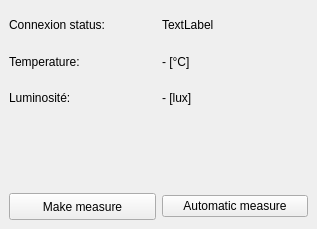
Qt form src_lab1/RESTClient/mainwindow.ui (wheelin/iot_src_report) before a commit.
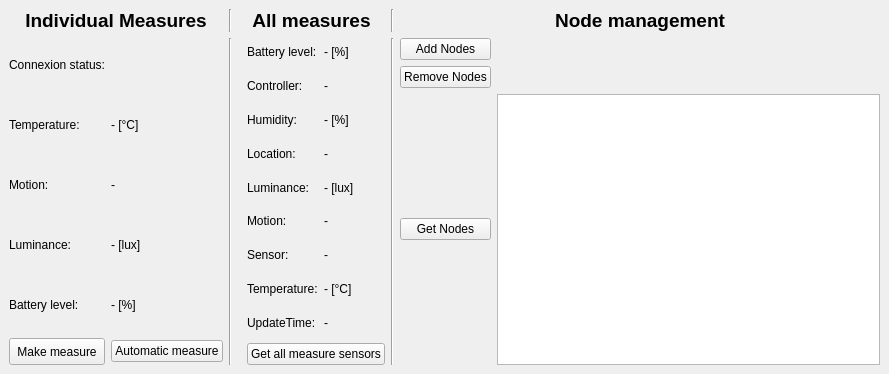
The same form after that commit.

Patch:
```diff
--- a/src_lab1/RESTClient/mainwindow.ui
+++ b/src_lab1/RESTClient/mainwindow.ui
@@ -6,8 +6,8 @@
    <rect>
     <x>0</x>
     <y>0</y>
-    <width>317</width>
-    <height>229</height>
+    <width>889</width>
+    <height>374</height>
    </rect>
   </property>
   <property name="windowTitle">
@@ -15,82 +15,379 @@
   </property>
   <widget class="QWidget" name="centralwidget">
    <layout class="QGridLayout" name="gridLayout">
-    <item row="2" column="0">
-     <widget class="QLabel" name="label_2">
-      <property name="text">
-       <string>Temperature:</string>
-      </property>
-     </widget>
+    <item row="1" column="4">
+     <layout class="QGridLayout" name="gridLayout_2">
+      <item row="0" column="0">
+       <widget class="QPushButton" name="btAddNodes">
+        <property name="text">
+         <string>Add Nodes</string>
+        </property>
+       </widget>
+      </item>
+      <item row="1" column="0">
+       <widget class="QPushButton" name="btRemoveNodes">
+        <property name="text">
+         <string>Remove Nodes</string>
+        </property>
+       </widget>
+      </item>
+      <item row="2" column="0">
+       <widget class="QPushButton" name="btGetNodes">
+        <property name="text">
+         <string>Get Nodes</string>
+        </property>
+       </widget>
+      </item>
+      <item row="0" column="1">
+       <widget class="QLabel" name="statusAdd3">
+        <property name="text">
+         <string/>
+        </property>
+       </widget>
+      </item>
+      <item row="1" column="1">
+       <widget class="QLabel" name="statusRemove3">
+        <property name="text">
+         <string/>
+        </property>
+       </widget>
+      </item>
+      <item row="2" column="1">
+       <widget class="QPlainTextEdit" name="nodesInfo3">
+        <property name="enabled">
+         <bool>true</bool>
+        </property>
+        <property name="textInteractionFlags">
+         <set>Qt::TextSelectableByKeyboard|Qt::TextSelectableByMouse</set>
+        </property>
+       </widget>
+      </item>
+     </layout>
     </item>
-    <item row="7" column="0">
-     <widget class="QPushButton" name="singleMeasure">
-      <property name="minimumSize">
-       <size>
-        <width>0</width>
-        <height>27</height>
-       </size>
-      </property>
-      <property name="text">
-       <string>Make measure</string>
-      </property>
-     </widget>
+    <item row="1" column="0">
+     <layout class="QHBoxLayout" name="horizontalLayout">
+      <item>
+       <layout class="QGridLayout" name="gridLayout_4">
+        <item row="2" column="1">
+         <widget class="QLabel" name="temperature">
+          <property name="text">
+           <string>- [°C]</string>
+          </property>
+         </widget>
+        </item>
+        <item row="4" column="0">
+         <widget class="QLabel" name="label_3">
+          <property name="text">
+           <string>Luminance:</string>
+          </property>
+         </widget>
+        </item>
+        <item row="4" column="1">
+         <widget class="QLabel" name="luminosity">
+          <property name="text">
+           <string>- [lux]</string>
+          </property>
+         </widget>
+        </item>
+        <item row="2" column="0">
+         <widget class="QLabel" name="label_2">
+          <property name="text">
+           <string>Temperature:</string>
+          </property>
+         </widget>
+        </item>
+        <item row="1" column="1">
+         <widget class="QLabel" name="status">
+          <property name="text">
+           <string/>
+          </property>
+         </widget>
+        </item>
+        <item row="5" column="1">
+         <widget class="QLabel" name="battery">
+          <property name="text">
+           <string>- [%]</string>
+          </property>
+         </widget>
+        </item>
+        <item row="3" column="1">
+         <widget class="QLabel" name="motion">
+          <property name="text">
+           <string>-</string>
+          </property>
+         </widget>
+        </item>
+        <item row="3" column="0">
+         <widget class="QLabel" name="label_6">
+          <property name="text">
+           <string>Motion:</string>
+          </property>
+         </widget>
+        </item>
+        <item row="1" column="0">
+         <widget class="QLabel" name="label">
+          <property name="enabled">
+           <bool>true</bool>
+          </property>
+          <property name="text">
+           <string>Connexion status:</string>
+          </property>
+         </widget>
+        </item>
+        <item row="6" column="1">
+         <widget class="QPushButton" name="automaticMeasure">
+          <property name="text">
+           <string>Automatic measure</string>
+          </property>
+         </widget>
+        </item>
+        <item row="6" column="0">
+         <widget class="QPushButton" name="singleMeasure">
+          <property name="minimumSize">
+           <size>
+            <width>0</width>
+            <height>27</height>
+           </size>
+          </property>
+          <property name="text">
+           <string>Make measure</string>
+          </property>
+         </widget>
+        </item>
+        <item row="5" column="0">
+         <widget class="QLabel" name="label_7">
+          <property name="text">
+           <string>Battery level:</string>
+          </property>
+         </widget>
+        </item>
+       </layout>
+      </item>
+     </layout>
     </item>
-    <item row="6" column="0">
-     <widget class="QLabel" name="label_5">
-      <property name="text">
-       <string/>
+    <item row="1" column="2">
+     <layout class="QGridLayout" name="gridLayout_5">
+      <property name="leftMargin">
+       <number>9</number>
       </property>
-     </widget>
+      <item row="5" column="0">
+       <widget class="QLabel" name="label_12">
+        <property name="text">
+         <string>Motion:</string>
+        </property>
+       </widget>
+      </item>
+      <item row="7" column="1">
+       <widget class="QLabel" name="temperature2">
+        <property name="text">
+         <string>- [°C]</string>
+        </property>
+       </widget>
+      </item>
+      <item row="5" column="1">
+       <widget class="QLabel" name="motion2">
+        <property name="text">
+         <string>-</string>
+        </property>
+       </widget>
+      </item>
+      <item row="6" column="1">
+       <widget class="QLabel" name="sensor2">
+        <property name="text">
+         <string>-</string>
+        </property>
+       </widget>
+      </item>
+      <item row="0" column="0">
+       <widget class="QLabel" name="label_4">
+        <property name="text">
+         <string>Battery level:</string>
+        </property>
+       </widget>
+      </item>
+      <item row="0" column="1">
+       <widget class="QLabel" name="battery2">
+        <property name="text">
+         <string>- [%]</string>
+        </property>
+       </widget>
+      </item>
+      <item row="3" column="0">
+       <widget class="QLabel" name="label_9">
+        <property name="text">
+         <string>Location:</string>
+        </property>
+       </widget>
+      </item>
+      <item row="1" column="0">
+       <widget class="QLabel" name="label_5">
+        <property name="text">
+         <string>Controller:</string>
+        </property>
+       </widget>
+      </item>
+      <item row="1" column="1">
+       <widget class="QLabel" name="controller2">
+        <property name="text">
+         <string>-</string>
+        </property>
+       </widget>
+      </item>
+      <item row="2" column="1">
+       <widget class="QLabel" name="humidity2">
+        <property name="text">
+         <string>- [%]</string>
+        </property>
+       </widget>
+      </item>
+      <item row="7" column="0">
+       <widget class="QLabel" name="label_13">
+        <property name="text">
+         <string>Temperature:</string>
+        </property>
+       </widget>
+      </item>
+      <item row="3" column="1">
+       <widget class="QLabel" name="location2">
+        <property name="text">
+         <string>-</string>
+        </property>
+       </widget>
+      </item>
+      <item row="2" column="0">
+       <widget class="QLabel" name="label_8">
+        <property name="text">
+         <string>Humidity:</string>
+        </property>
+       </widget>
+      </item>
+      <item row="4" column="0">
+       <widget class="QLabel" name="label_10">
+        <property name="text">
+         <string>Luminance:</string>
+        </property>
+       </widget>
+      </item>
+      <item row="4" column="1">
+       <widget class="QLabel" name="luminosity2">
+        <property name="text">
+         <string>- [lux]</string>
+        </property>
+       </widget>
+      </item>
+      <item row="6" column="0">
+       <widget class="QLabel" name="label_11">
+        <property name="text">
+         <string>Sensor:</string>
+        </property>
+       </widget>
+      </item>
+      <item row="8" column="0">
+       <widget class="QLabel" name="label_14">
+        <property name="text">
+         <string>UpdateTime:</string>
+        </property>
+       </widget>
+      </item>
+      <item row="8" column="1">
+       <widget class="QLabel" name="updateTime2">
+        <property name="text">
+         <string>-</string>
+        </property>
+       </widget>
+      </item>
+      <item row="9" column="0" colspan="2">
+       <widget class="QPushButton" name="btallMeasure2">
+        <property name="text">
+         <string>Get all measure sensors</string>
+        </property>
+       </widget>
+      </item>
+     </layout>
     </item>
-    <item row="3" column="0">
-     <widget class="QLabel" name="label_3">
-      <property name="text">
-       <string>Luminosité:</string>
+    <item row="1" column="1">
+     <widget class="Line" name="line">
+      <property name="orientation">
+       <enum>Qt::Vertical</enum>
       </property>
      </widget>
     </item>
-    <item row="4" column="0">
-     <widget class="QLabel" name="label_4">
-      <property name="text">
-       <string/>
+    <item row="1" column="3">
+     <widget class="Line" name="line_2">
+      <property name="font">
+       <font>
+        <pointsize>48</pointsize>
+        <weight>75</weight>
+        <bold>true</bold>
+       </font>
       </property>
-     </widget>
-    </item>
-    <item row="7" column="1">
-     <widget class="QPushButton" name="automaticMeasure">
-      <property name="text">
-       <string>Automatic measure</string>
-      </property>
-     </widget>
-    </item>
-    <item row="3" column="1">
-     <widget class="QLabel" name="luminosity">
-      <property name="text">
-       <string>- [lux]</string>
+      <property name="orientation">
+       <enum>Qt::Vertical</enum>
       </property>
      </widget>
     </item>
     <item row="0" column="0">
-     <widget class="QLabel" name="label">
-      <property name="enabled">
-       <bool>true</bool>
+     <widget class="QLabel" name="label_15">
+      <property name="font">
+       <font>
+        <pointsize>14</pointsize>
+        <weight>75</weight>
+        <bold>true</bold>
+       </font>
       </property>
       <property name="text">
-       <string>Connexion status:</string>
+       <string>Individual Measures</string>
+      </property>
+      <property name="alignment">
+       <set>Qt::AlignCenter</set>
+      </property>
+     </widget>
+    </item>
+    <item row="0" column="2">
+     <widget class="QLabel" name="label_16">
+      <property name="font">
+       <font>
+        <pointsize>14</pointsize>
+        <weight>75</weight>
+        <bold>true</bold>
+       </font>
+      </property>
+      <property name="text">
+       <string>All measures</string>
+      </property>
+      <property name="alignment">
+       <set>Qt::AlignCenter</set>
+      </property>
+     </widget>
+    </item>
+    <item row="0" column="4">
+     <widget class="QLabel" name="label_17">
+      <property name="font">
+       <font>
+        <pointsize>14</pointsize>
+        <weight>75</weight>
+        <bold>true</bold>
+       </font>
+      </property>
+      <property name="text">
+       <string>Node management</string>
+      </property>
+      <property name="alignment">
+       <set>Qt::AlignCenter</set>
       </property>
      </widget>
     </item>
     <item row="0" column="1">
-     <widget class="QLabel" name="status">
-      <property name="text">
-       <string>TextLabel</string>
+     <widget class="Line" name="line_3">
+      <property name="orientation">
+       <enum>Qt::Vertical</enum>
       </property>
      </widget>
     </item>
-    <item row="2" column="1">
-     <widget class="QLabel" name="temperature">
-      <property name="text">
-       <string>- [°C]</string>
+    <item row="0" column="3">
+     <widget class="Line" name="line_4">
+      <property name="orientation">
+       <enum>Qt::Vertical</enum>
       </property>
      </widget>
     </item>
```
